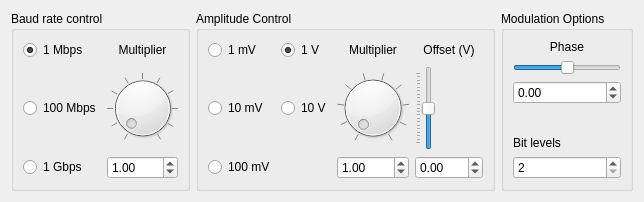
Before: the Qt Designer form instruments/prbs_gen.ui in pfjarschel/virtual-telecom-lab, drawn with Qt 5.
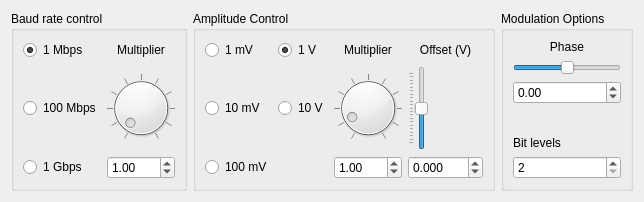
After: the same form once the commit is applied.

What changed in the file:
```diff
--- a/instruments/prbs_gen.ui
+++ b/instruments/prbs_gen.ui
@@ -138,7 +138,7 @@
            <bool>false</bool>
           </property>
           <property name="decimals">
-           <number>2</number>
+           <number>3</number>
           </property>
           <property name="minimum">
            <double>-100.000000000000000</double>
@@ -187,10 +187,10 @@
         <item row="2" column="2">
          <widget class="QDial" name="amultDial">
           <property name="minimum">
-           <number>10</number>
+           <number>0</number>
           </property>
           <property name="maximum">
-           <number>100</number>
+           <number>1000</number>
           </property>
           <property name="singleStep">
            <number>1</number>
@@ -198,8 +198,11 @@
           <property name="pageStep">
            <number>10</number>
           </property>
+          <property name="value">
+           <number>100</number>
+          </property>
           <property name="notchTarget">
-           <double>10.000000000000000</double>
+           <double>100.000000000000000</double>
           </property>
           <property name="notchesVisible">
            <bool>true</bool>
@@ -209,10 +212,16 @@
         <item row="2" column="3">
          <widget class="QSlider" name="offsetSlider">
           <property name="minimum">
-           <number>-1000</number>
+           <number>-100000</number>
           </property>
           <property name="maximum">
-           <number>1000</number>
+           <number>100000</number>
+          </property>
+          <property name="singleStep">
+           <number>10</number>
+          </property>
+          <property name="pageStep">
+           <number>100</number>
           </property>
           <property name="orientation">
            <enum>Qt::Vertical</enum>
@@ -224,7 +233,7 @@
            <enum>QSlider::TicksAbove</enum>
           </property>
           <property name="tickInterval">
-           <number>100</number>
+           <number>10000</number>
           </property>
          </widget>
         </item>
```
Left out of the diff: 19 changed lines with no effect on the pictures.
